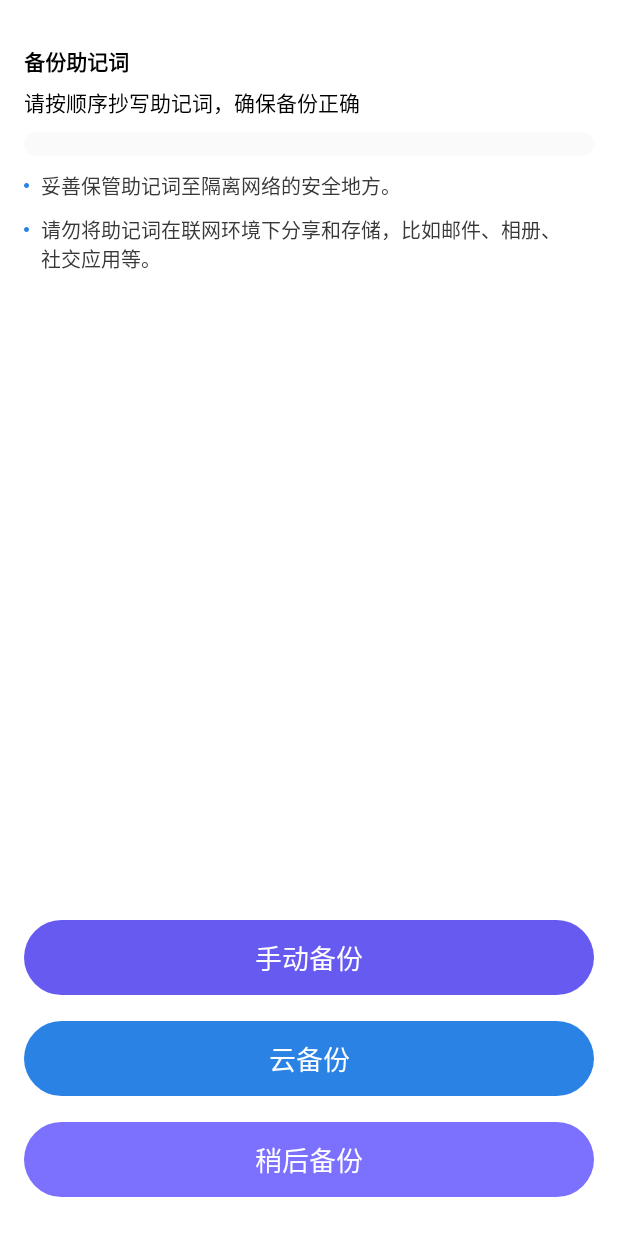
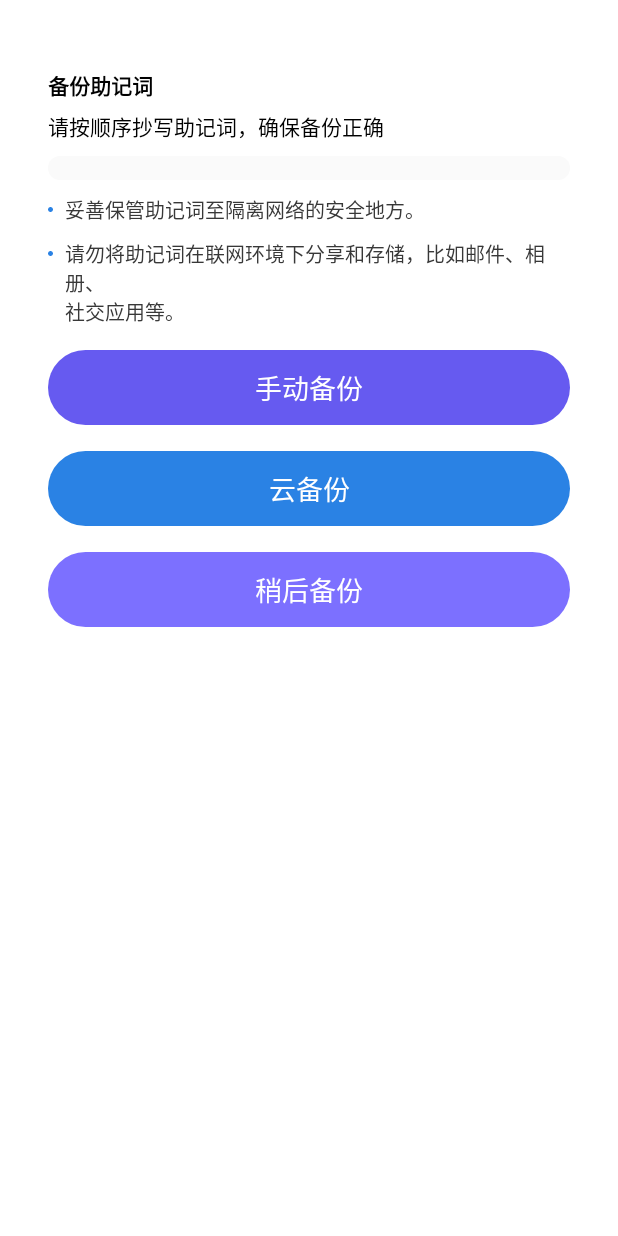
Before and after one commit to youngzhenhao/bitlong, an Android app: the layout act_collect.xml on its own in the app's theme, with its tools: preview values and no code run, on a phone screen of 412 x 824 dp. Run offline under Robolectric (Android 15) with nearby library versions, the phone set to English and light mode, and no system bars.

```diff
--- a/app/src/main/java/com/btc/wallect/view/activity/CollectActivity.java
+++ b/app/src/main/java/com/btc/wallect/view/activity/CollectActivity.java
@@ -67,9 +67,11 @@ public class CollectActivity extends BaseActivity {
         if (view.getId() == R.id.tv_hand_copy) {
             openActivity(ImportMnemonicWordActivity.class);
         } else if (view.getId() == R.id.tv_cloud_copy) {
-            DialogUtil.showSimpleDialog(this, "提示", "云备份", null);
+           // DialogUtil.showSimpleDialog(this, "提示", "云备份", null);
+            openActivity(MainActivity.class);
         } else if (view.getId() == R.id.tv_later_copy) {
-            DialogUtil.showSimpleDialog(this, "提示", "稍后备份", null);
+          //  DialogUtil.showSimpleDialog(this, "提示", "稍后备份", null);
+            openActivity(MainActivity.class);
         }
     }
 
--- a/app/src/main/java/com/btc/wallect/view/activity/ImportKeyAcivity.java
+++ b/app/src/main/java/com/btc/wallect/view/activity/ImportKeyAcivity.java
@@ -34,7 +34,8 @@ public class ImportKeyAcivity extends BaseActivity {
     @OnClick({R.id.tv_submit, R.id.tv_paste})
     public void onClick(View view) {
         if (view.getId() == R.id.tv_submit) {
-            DialogUtil.showSimpleDialog(this, "提示", "确认", null);
+         //   DialogUtil.showSimpleDialog(this, "提示", "确认", null);
+          openActivity(AddWalletActivity.class);
         } else if (view.getId() == R.id.tv_paste) {
             ClipboardManager clipboard = (ClipboardManager) getSystemService(Context.CLIPBOARD_SERVICE);
             if (clipboard.hasPrimaryClip() && clipboard.getPrimaryClipDescription().hasMimeType(ClipDescription.MIMETYPE_TEXT_PLAIN)) {
--- a/app/src/main/java/com/btc/wallect/view/activity/ImportMnemonicWordActivity.java
+++ b/app/src/main/java/com/btc/wallect/view/activity/ImportMnemonicWordActivity.java
@@ -123,7 +123,8 @@ public class ImportMnemonicWordActivity extends BaseActivity {
     @OnClick({R.id.tv_sure})
     public void onClick(View view) {
         if (view.getId() == R.id.tv_sure) {
-            DialogUtil.showSimpleDialog(this, "提示", "确认", null);
+         //   DialogUtil.showSimpleDialog(this, "提示", "确认", null);
+            openActivity(MainActivity.class);
         }
     }
 
--- a/app/src/main/java/com/btc/wallect/view/activity/WelcomeAct.java
+++ b/app/src/main/java/com/btc/wallect/view/activity/WelcomeAct.java
@@ -43,8 +43,8 @@ public class WelcomeAct  extends BaseActivity {
         if (mCompositeDisposable != null) {
             mCompositeDisposable.dispose();
         }
-       // openActivity(SelCreateWalletAct.class);
-        openActivity(MainActivity.class);
+        openActivity(SelCreateWalletAct.class);
+      //+  openActivity(MainActivity.class);
         finish();
     }
 
--- a/app/src/main/res/layout/act_collect.xml
+++ b/app/src/main/res/layout/act_collect.xml
@@ -1,11 +1,16 @@
 <?xml version="1.0" encoding="utf-8"?>
-<LinearLayout xmlns:android="http://schemas.android.com/apk/res/android"
+<androidx.core.widget.NestedScrollView xmlns:android="http://schemas.android.com/apk/res/android"
     android:layout_width="match_parent"
     android:layout_height="match_parent"
     android:background="@color/white"
     android:orientation="vertical"
     android:padding="16dp">
-
+    <LinearLayout
+        android:layout_width="match_parent"
+        android:layout_height="match_parent"
+        android:background="@color/white"
+        android:orientation="vertical"
+        android:padding="16dp">
     <TextView
         android:layout_width="wrap_content"
         android:layout_height="wrap_content"
@@ -58,13 +63,14 @@
         android:layout_width="match_parent"
         android:layout_height="wrap_content"
         android:layout_marginTop="9dp"
+        android:layout_marginBottom="16dp"
         android:orientation="horizontal">
 
         <ImageView
             android:layout_width="wrap_content"
             android:layout_height="wrap_content"
             android:layout_gravity="top"
-       android:layout_marginTop="8dp"
+            android:layout_marginTop="8dp"
             android:src="@mipmap/img_dot" />
 
         <TextView
@@ -127,5 +133,5 @@
                 android:textSize="18sp" />
         </LinearLayout>
     </RelativeLayout>
-
-</LinearLayout>
+    </LinearLayout>
+</androidx.core.widget.NestedScrollView>
--- a/app/src/main/res/layout/activity_create_wallet.xml
+++ b/app/src/main/res/layout/activity_create_wallet.xml
@@ -2,7 +2,7 @@
 <LinearLayout xmlns:android="http://schemas.android.com/apk/res/android"
     android:layout_width="match_parent"
     android:layout_height="match_parent"
-    android:background="@color/color_fafa"
+    android:background="@color/color_f5f5"
     android:orientation="vertical"
     android:padding="20dp">
 
@@ -10,7 +10,7 @@
     <TextView
         android:layout_width="wrap_content"
         android:layout_height="wrap_content"
-        android:layout_marginTop="30dp"
+        android:layout_marginTop="16dp"
         android:text="钱包名称"
         android:textColor="@color/color_3838"
         android:textSize="16sp" />
```
Also changed, not shown: app/src/main/AndroidManifest.xml (+18 -0 lines), app/src/main/java/com/btc/wallect/qr/ActivityResultHelper.java (added, +31 -0 lines), app/src/main/res/values/colors.xml (+10 -0 lines).
